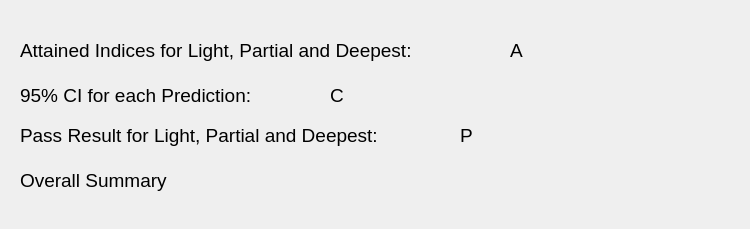
Qt form src/app/ui/resultsWidget.ui (Conoship/pias) before a commit.
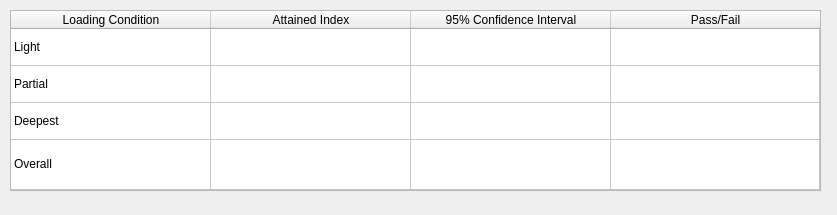
The same form after that commit.

Commit message: Modified the UI by displaying results in a table

Patch:
```diff
--- a/src/app/ui/resultsWidget.ui
+++ b/src/app/ui/resultsWidget.ui
@@ -6,138 +6,139 @@
    <rect>
     <x>0</x>
     <y>0</y>
-    <width>750</width>
-    <height>229</height>
+    <width>837</width>
+    <height>215</height>
    </rect>
   </property>
   <property name="windowTitle">
    <string>Form</string>
   </property>
-  <widget class="QLabel" name="attainedIndicesLabel">
+  <widget class="QTableWidget" name="resultsTable">
    <property name="geometry">
     <rect>
-     <x>20</x>
-     <y>30</y>
-     <width>491</width>
-     <height>41</height>
+     <x>10</x>
+     <y>10</y>
+     <width>811</width>
+     <height>181</height>
     </rect>
    </property>
-   <property name="font">
-    <font>
-     <pointsize>14</pointsize>
-    </font>
+   <property name="showGrid">
+    <bool>true</bool>
    </property>
-   <property name="text">
-    <string>Attained Indices for Light, Partial and Deepest:</string>
+   <property name="gridStyle">
+    <enum>Qt::SolidLine</enum>
    </property>
-  </widget>
-  <widget class="QLabel" name="confidenceIntervalsLabel">
-   <property name="geometry">
-    <rect>
-     <x>20</x>
-     <y>70</y>
-     <width>491</width>
-     <height>51</height>
-    </rect>
+   <property name="sortingEnabled">
+    <bool>false</bool>
    </property>
-   <property name="font">
-    <font>
-     <pointsize>14</pointsize>
-    </font>
+   <property name="cornerButtonEnabled">
+    <bool>true</bool>
    </property>
-   <property name="text">
-    <string>95% CI for each Prediction:</string>
+   <property name="rowCount">
+    <number>4</number>
    </property>
-  </widget>
-  <widget class="QLabel" name="attainedIndices">
-   <property name="geometry">
-    <rect>
-     <x>510</x>
-     <y>30</y>
-     <width>201</width>
-     <height>41</height>
-    </rect>
+   <property name="columnCount">
+    <number>4</number>
    </property>
-   <property name="font">
-    <font>
-     <pointsize>14</pointsize>
-    </font>
-   </property>
-   <property name="text">
-    <string>A</string>
-   </property>
-  </widget>
-  <widget class="QLabel" name="confidenceIntervals">
-   <property name="geometry">
-    <rect>
-     <x>330</x>
-     <y>70</y>
-     <width>411</width>
-     <height>51</height>
-    </rect>
-   </property>
-   <property name="font">
-    <font>
-     <pointsize>14</pointsize>
-    </font>
-   </property>
-   <property name="text">
-    <string>C</string>
-   </property>
-  </widget>
-  <widget class="QLabel" name="passResultsLabel">
-   <property name="geometry">
-    <rect>
-     <x>20</x>
-     <y>110</y>
-     <width>491</width>
-     <height>51</height>
-    </rect>
-   </property>
-   <property name="font">
-    <font>
-     <pointsize>14</pointsize>
-    </font>
-   </property>
-   <property name="text">
-    <string>Pass Result for Light, Partial and Deepest:</string>
-   </property>
-  </widget>
-  <widget class="QLabel" name="passResults">
-   <property name="geometry">
-    <rect>
-     <x>460</x>
-     <y>110</y>
-     <width>201</width>
-     <height>51</height>
-    </rect>
-   </property>
-   <property name="font">
-    <font>
-     <pointsize>14</pointsize>
-    </font>
-   </property>
-   <property name="text">
-    <string>P</string>
-   </property>
-  </widget>
-  <widget class="QLabel" name="overallSummary">
-   <property name="geometry">
-    <rect>
-     <x>20</x>
-     <y>160</y>
-     <width>711</width>
-     <height>41</height>
-    </rect>
-   </property>
-   <property name="font">
-    <font>
-     <pointsize>14</pointsize>
-    </font>
-   </property>
-   <property name="text">
-    <string>Overall Summary</string>
-   </property>
+   <attribute name="horizontalHeaderCascadingSectionResizes">
+    <bool>true</bool>
+   </attribute>
+   <attribute name="horizontalHeaderMinimumSectionSize">
+    <number>200</number>
+   </attribute>
+   <attribute name="horizontalHeaderStretchLastSection">
+    <bool>true</bool>
+   </attribute>
+   <attribute name="verticalHeaderVisible">
+    <bool>false</bool>
+   </attribute>
+   <attribute name="verticalHeaderCascadingSectionResizes">
+    <bool>true</bool>
+   </attribute>
+   <attribute name="verticalHeaderDefaultSectionSize">
+    <number>37</number>
+   </attribute>
+   <attribute name="verticalHeaderHighlightSections">
+    <bool>true</bool>
+   </attribute>
+   <attribute name="verticalHeaderShowSortIndicator" stdset="0">
+    <bool>false</bool>
+   </attribute>
+   <attribute name="verticalHeaderStretchLastSection">
+    <bool>true</bool>
+   </attribute>
+   <row>
+    <property name="text">
+     <string>Light</string>
+    </property>
+   </row>
+   <row>
+    <property name="text">
+     <string>Partial</string>
+    </property>
+   </row>
+   <row>
+    <property name="text">
+     <string>Deepest</string>
+    </property>
+   </row>
+   <row>
+    <property name="text">
+     <string>Overall Pass/Fail</string>
+    </property>
+   </row>
+   <column>
+    <property name="text">
+     <string>Loading Condition</string>
+    </property>
+    <property name="textAlignment">
+     <set>AlignCenter</set>
+    </property>
+   </column>
+   <column>
+    <property name="text">
+     <string>Attained Index</string>
+    </property>
+    <property name="textAlignment">
+     <set>AlignCenter</set>
+    </property>
+   </column>
+   <column>
+    <property name="text">
+     <string>95% Confidence Interval</string>
+    </property>
+    <property name="textAlignment">
+     <set>AlignCenter</set>
+    </property>
+   </column>
+   <column>
+    <property name="text">
+     <string>Pass/Fail</string>
+    </property>
+    <property name="textAlignment">
+     <set>AlignCenter</set>
+    </property>
+   </column>
+   <item row="0" column="0">
+    <property name="text">
+     <string>Light</string>
+    </property>
+   </item>
+   <item row="1" column="0">
+    <property name="text">
+     <string>Partial</string>
+    </property>
+   </item>
+   <item row="2" column="0">
+    <property name="text">
+     <string>Deepest</string>
+    </property>
+   </item>
+   <item row="3" column="0">
+    <property name="text">
+     <string>Overall</string>
+    </property>
+   </item>
   </widget>
  </widget>
  <resources/>
```
The commit also changes 1 other file.
